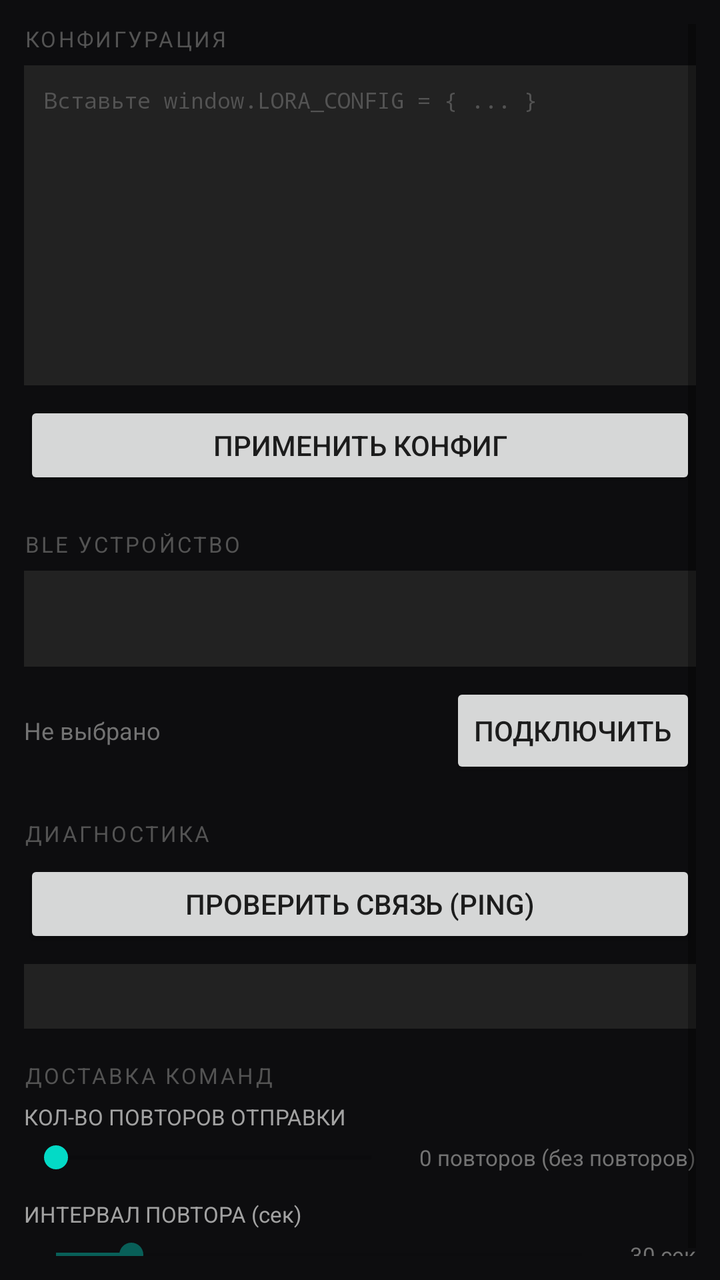
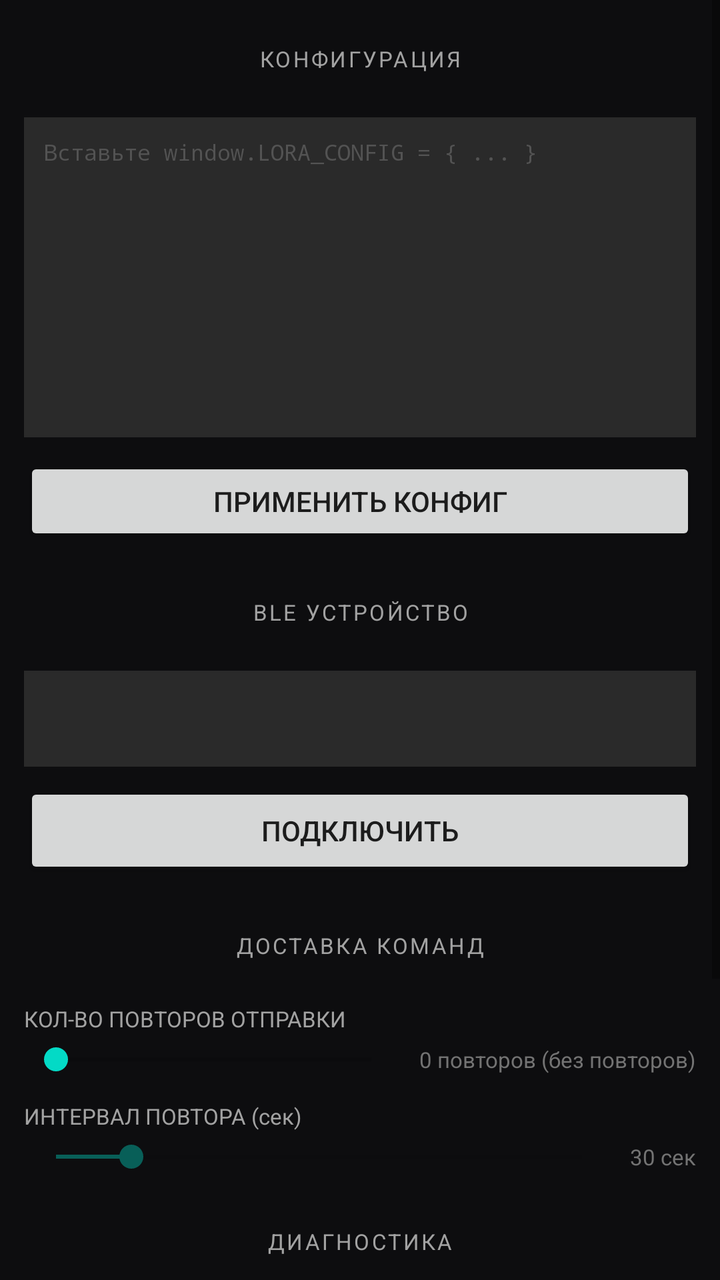

The first picture is an Android layout as it rendered before a commit; the second is the same layout after the commit. The layout source and the unified diff follow.
<!-- AndroidManifest.xml: application theme Theme.LoRemote -->
<!-- res/layout/fragment_settings.xml -->
<?xml version="1.0" encoding="utf-8"?>
<ScrollView xmlns:android="http://schemas.android.com/apk/res/android"
    android:layout_width="match_parent"
    android:layout_height="match_parent"
    android:background="@color/bg_dark"
    android:padding="12dp">

    <LinearLayout
        android:layout_width="match_parent"
        android:layout_height="wrap_content"
        android:orientation="vertical">

        
        <TextView
            android:layout_width="match_parent"
            android:layout_height="wrap_content"
            android:text="КОНФИГУРАЦИЯ"
            android:textSize="11sp"
            android:textColor="@color/gray_600"
            android:letterSpacing="0.1"
            android:layout_marginBottom="6dp"/>

        <EditText
            android:id="@+id/etConfig"
            android:layout_width="match_parent"
            android:layout_height="160dp"
            android:hint="Вставьте window.LORA_CONFIG = { ... }"
            android:textSize="11sp"
            android:fontFamily="monospace"
            android:textColor="@color/gray_300"
            android:textColorHint="@color/gray_600"
            android:background="@color/bg_elevated"
            android:padding="10dp"
            android:gravity="top"
            android:inputType="textMultiLine"
            android:layout_marginBottom="8dp"/>

        <Button
            android:id="@+id/btnApplyConfig"
            android:layout_width="match_parent"
            android:layout_height="44dp"
            android:text="Применить конфиг"
            android:layout_marginBottom="20dp"/>

        
        <TextView
            android:layout_width="match_parent"
            android:layout_height="wrap_content"
            android:text="BLE УСТРОЙСТВО"
            android:textSize="11sp"
            android:textColor="@color/gray_600"
            android:letterSpacing="0.1"
            android:layout_marginBottom="6dp"/>

        <Spinner
            android:id="@+id/spinnerDevices"
            android:layout_width="match_parent"
            android:layout_height="48dp"
            android:background="@color/bg_elevated"
            android:layout_marginBottom="8dp"/>

        <LinearLayout
            android:layout_width="match_parent"
            android:layout_height="wrap_content"
            android:orientation="horizontal"
            android:gravity="center_vertical"
            android:layout_marginBottom="20dp">

            <TextView
                android:id="@+id/tvDeviceStatus"
                android:layout_width="0dp"
                android:layout_height="wrap_content"
                android:layout_weight="1"
                android:text="Не выбрано"
                android:textSize="12sp"
                android:textColor="@color/gray_500"
                android:layout_marginEnd="8dp"/>

            <Button
                android:id="@+id/btnConnect"
                android:layout_width="wrap_content"
                android:layout_height="48dp"
                android:text="Подключить"
                android:paddingStart="12dp"
                android:paddingEnd="12dp"/>
        </LinearLayout>

        
        <TextView
            android:layout_width="match_parent"
            android:layout_height="wrap_content"
            android:text="ДИАГНОСТИКА"
            android:textSize="11sp"
            android:textColor="@color/gray_600"
            android:letterSpacing="0.1"
            android:layout_marginBottom="6dp"/>

        <Button
            android:id="@+id/btnPing"
            android:layout_width="match_parent"
            android:layout_height="44dp"
            android:text="Проверить связь (PING)"
            android:layout_marginBottom="8dp"/>

        <TextView
            android:id="@+id/tvPingResult"
            android:layout_width="match_parent"
            android:layout_height="wrap_content"
            android:textSize="12sp"
            android:fontFamily="monospace"
            android:textColor="@color/gray_500"
            android:padding="8dp"
            android:background="@color/bg_elevated"/>

        
        <TextView
            android:layout_width="match_parent"
            android:layout_height="wrap_content"
            android:text="ДОСТАВКА КОМАНД"
            android:textSize="11sp"
            android:textColor="@color/gray_600"
            android:letterSpacing="0.1"
            android:layout_marginTop="16dp"
            android:layout_marginBottom="6dp"/>

        <TextView
            android:layout_width="match_parent"
            android:layout_height="wrap_content"
            android:text="КОЛ-ВО ПОВТОРОВ ОТПРАВКИ"
            android:textSize="11sp"
            android:textColor="@color/gray_400"
            android:layout_marginBottom="4dp"/>

        <LinearLayout
            android:layout_width="match_parent"
            android:layout_height="wrap_content"
            android:orientation="horizontal"
            android:gravity="center_vertical"
            android:layout_marginBottom="12dp">

            <SeekBar
                android:id="@+id/seekRetryCount"
                android:layout_width="0dp"
                android:layout_height="wrap_content"
                android:layout_weight="1"
                android:max="5"
                android:progress="0"/>

            <TextView
                android:id="@+id/tvRetryCountLabel"
                android:layout_width="wrap_content"
                android:layout_height="wrap_content"
                android:text="0 повторов (без повторов)"
                android:textSize="11sp"
                android:textColor="@color/gray_500"
                android:layout_marginStart="8dp"/>
        </LinearLayout>

        <TextView
            android:layout_width="match_parent"
            android:layout_height="wrap_content"
            android:text="ИНТЕРВАЛ ПОВТОРА (сек)"
            android:textSize="11sp"
            android:textColor="@color/gray_400"
            android:layout_marginBottom="4dp"/>

        <LinearLayout
            android:layout_width="match_parent"
            android:layout_height="wrap_content"
            android:orientation="horizontal"
            android:gravity="center_vertical"
            android:layout_marginBottom="8dp">

            <SeekBar
                android:id="@+id/seekRetryInterval"
                android:layout_width="0dp"
                android:layout_height="wrap_content"
                android:layout_weight="1"
                android:max="105"
                android:progress="15"
                android:enabled="false"
                android:alpha="0.4"/>

            <TextView
                android:id="@+id/tvRetryIntervalLabel"
                android:layout_width="wrap_content"
                android:layout_height="wrap_content"
                android:text="30 сек"
                android:textSize="11sp"
                android:textColor="@color/gray_500"
                android:layout_marginStart="8dp"/>
        </LinearLayout>

    </LinearLayout>
</ScrollView>
<!-- resources referenced by this layout -->
<resources>
  <color name="bg_dark">#0D0D0F</color>
  <color name="bg_elevated">#222222</color>
  <color name="gray_300">#D1D1D1</color>
  <color name="gray_400">#A2A2A2</color>
  <color name="gray_500">#737373</color>
  <color name="gray_600">#535353</color>
  <style name="Theme.LoRemote" parent="Theme.MaterialComponents.DayNight.NoActionBar">
          <item name="colorPrimary">@color/gray_400</item>
          <item name="colorOnPrimary">@color/bg_dark</item>
          <item name="android:statusBarColor">@color/bg_dark</item>
          <item name="android:navigationBarColor">@color/bg_card</item>
          <item name="materialButtonStyle">@style/Widget.LoRemote.Button</item>
      </style>
  <color name="bg_card">#1A1A1A</color>
  <style name="Widget.LoRemote.Button" parent="Widget.MaterialComponents.Button">
          <item name="backgroundTint">@color/bg_elevated</item>
          <item name="cornerRadius">8dp</item>
          <item name="android:textColor">@color/gray_200</item>
          <item name="android:textSize">13sp</item>
          <item name="android:fontFamily">sans-serif-medium</item>
      </style>
  <color name="gray_200">#E2E2E2</color>
</resources>

<!-- the commit's change to res/layout/fragment_settings.xml (unified diff, before → after) -->
@@ -2,13 +2,13 @@
 <ScrollView xmlns:android="http://schemas.android.com/apk/res/android"
     android:layout_width="match_parent"
     android:layout_height="match_parent"
-    android:background="@color/bg_dark"
-    android:padding="12dp">
+    android:background="@color/bg_dark">
 
     <LinearLayout
         android:layout_width="match_parent"
         android:layout_height="wrap_content"
-        android:orientation="vertical">
+        android:orientation="vertical"
+        android:padding="12dp">
 
         
         <TextView
@@ -16,9 +16,11 @@
             android:layout_height="wrap_content"
             android:text="КОНФИГУРАЦИЯ"
             android:textSize="11sp"
-            android:textColor="@color/gray_600"
-            android:letterSpacing="0.1"
-            android:layout_marginBottom="6dp"/>
+            android:textColor="@color/gray_400"
+            android:letterSpacing="0.1"
+            android:gravity="center"
+            android:paddingVertical="10dp"
+            android:layout_marginBottom="12dp"/>
 
         <EditText
             android:id="@+id/etConfig"
@@ -29,18 +31,18 @@
             android:fontFamily="monospace"
             android:textColor="@color/gray_300"
             android:textColorHint="@color/gray_600"
-            android:background="@color/bg_elevated"
+            android:background="@color/bg_input"
             android:padding="10dp"
             android:gravity="top"
             android:inputType="textMultiLine"
-            android:layout_marginBottom="8dp"/>
+            android:layout_marginBottom="10dp"/>
 
         <Button
             android:id="@+id/btnApplyConfig"
             android:layout_width="match_parent"
             android:layout_height="44dp"
             android:text="Применить конфиг"
-            android:layout_marginBottom="20dp"/>
+            android:layout_marginBottom="16dp"/>
 
         
         <TextView
@@ -48,69 +50,25 @@
             android:layout_height="wrap_content"
             android:text="BLE УСТРОЙСТВО"
             android:textSize="11sp"
-            android:textColor="@color/gray_600"
-            android:letterSpacing="0.1"
-            android:layout_marginBottom="6dp"/>
+            android:textColor="@color/gray_400"
+            android:letterSpacing="0.1"
+            android:gravity="center"
+            android:paddingVertical="10dp"
+            android:layout_marginBottom="12dp"/>
 
         <Spinner
             android:id="@+id/spinnerDevices"
             android:layout_width="match_parent"
             android:layout_height="48dp"
-            android:background="@color/bg_elevated"
+            android:background="@color/bg_input"
             android:layout_marginBottom="8dp"/>
 
-        <LinearLayout
-            android:layout_width="match_parent"
-            android:layout_height="wrap_content"
-            android:orientation="horizontal"
-            android:gravity="center_vertical"
-            android:layout_marginBottom="20dp">
-
-            <TextView
-                android:id="@+id/tvDeviceStatus"
-                android:layout_width="0dp"
-                android:layout_height="wrap_content"
-                android:layout_weight="1"
-                android:text="Не выбрано"
-                android:textSize="12sp"
-                android:textColor="@color/gray_500"
-                android:layout_marginEnd="8dp"/>
-
-            <Button
-                android:id="@+id/btnConnect"
-                android:layout_width="wrap_content"
-                android:layout_height="48dp"
-                android:text="Подключить"
-                android:paddingStart="12dp"
-                android:paddingEnd="12dp"/>
-        </LinearLayout>
-
-        
-        <TextView
-            android:layout_width="match_parent"
-            android:layout_height="wrap_content"
-            android:text="ДИАГНОСТИКА"
-            android:textSize="11sp"
-            android:textColor="@color/gray_600"
-            android:letterSpacing="0.1"
-            android:layout_marginBottom="6dp"/>
-
         <Button
-            android:id="@+id/btnPing"
-            android:layout_width="match_parent"
-            android:layout_height="44dp"
-            android:text="Проверить связь (PING)"
-            android:layout_marginBottom="8dp"/>
-
-        <TextView
-            android:id="@+id/tvPingResult"
-            android:layout_width="match_parent"
-            android:layout_height="wrap_content"
-            android:textSize="12sp"
-            android:fontFamily="monospace"
-            android:textColor="@color/gray_500"
-            android:padding="8dp"
-            android:background="@color/bg_elevated"/>
+            android:id="@+id/btnConnect"
+            android:layout_width="match_parent"
+            android:layout_height="48dp"
+            android:text="Подключить"
+            android:layout_marginBottom="16dp"/>
 
         
         <TextView
@@ -118,10 +76,11 @@
             android:layout_height="wrap_content"
             android:text="ДОСТАВКА КОМАНД"
             android:textSize="11sp"
-            android:textColor="@color/gray_600"
-            android:letterSpacing="0.1"
-            android:layout_marginTop="16dp"
-            android:layout_marginBottom="6dp"/>
+            android:textColor="@color/gray_400"
+            android:letterSpacing="0.1"
+            android:gravity="center"
+            android:paddingVertical="10dp"
+            android:layout_marginBottom="12dp"/>
 
         <TextView
             android:layout_width="match_parent"
@@ -169,7 +128,7 @@
             android:layout_height="wrap_content"
             android:orientation="horizontal"
             android:gravity="center_vertical"
-            android:layout_marginBottom="8dp">
+            android:layout_marginBottom="16dp">
 
             <SeekBar
                 android:id="@+id/seekRetryInterval"
@@ -191,5 +150,56 @@
                 android:layout_marginStart="8dp"/>
         </LinearLayout>
 
+        
+        <TextView
+            android:layout_width="match_parent"
+            android:layout_height="wrap_content"
+            android:text="ДИАГНОСТИКА"
+            android:textSize="11sp"
+            android:textColor="@color/gray_400"
+            android:letterSpacing="0.1"
+            android:gravity="center"
+            android:paddingVertical="10dp"
+            android:layout_marginBottom="12dp"/>
+
+        <Button
+            android:id="@+id/btnPing"
+            android:layout_width="match_parent"
+            android:layout_height="44dp"
+            android:text="Проверить связь (PING)"
+            android:layout_marginBottom="8dp"/>
+
+  <TextView
+            android:id="@+id/tvPingResult"
+            android:layout_width="match_parent"
+            android:layout_height="wrap_content"
+            android:textSize="12sp"
+            android:fontFamily="monospace"
+            android:textColor="@color/gray_500"
+            android:padding="8dp"
+            android:background="@color/bg_input"
+            android:layout_marginBottom="16dp"/>
+
+        
+        <TextView
+            android:layout_width="match_parent"
+            android:layout_height="wrap_content"
+            android:text="ОЧЕРЕДЬ ОТПРАВКИ"
+            android:textSize="11sp"
+            android:textColor="@color/gray_400"
+            android:letterSpacing="0.1"
+            android:gravity="center"
+            android:paddingVertical="10dp"
+            android:layout_marginBottom="8dp"/>
+
+        <LinearLayout
+            android:id="@+id/queueListContainer"
+            android:layout_width="match_parent"
+            android:layout_height="wrap_content"
+            android:orientation="vertical"
+            android:background="@color/bg_input"
+            android:padding="8dp"
+            android:layout_marginBottom="16dp"/>
+
     </LinearLayout>
 </ScrollView>
<!-- resource entries referenced after the edit -->
@@ -1,7 +1,7 @@
 <!-- resources referenced by this layout -->
 <resources>
   <color name="bg_dark">#0D0D0F</color>
-  <color name="bg_elevated">#222222</color>
+  <color name="bg_input">#2A2A2A</color>
   <color name="gray_300">#D1D1D1</color>
   <color name="gray_400">#A2A2A2</color>
   <color name="gray_500">#737373</color>
@@ -21,6 +21,7 @@
           <item name="android:textSize">13sp</item>
           <item name="android:fontFamily">sans-serif-medium</item>
       </style>
+  <color name="bg_elevated">#222222</color>
   <color name="gray_200">#E2E2E2</color>
 </resources>
 
